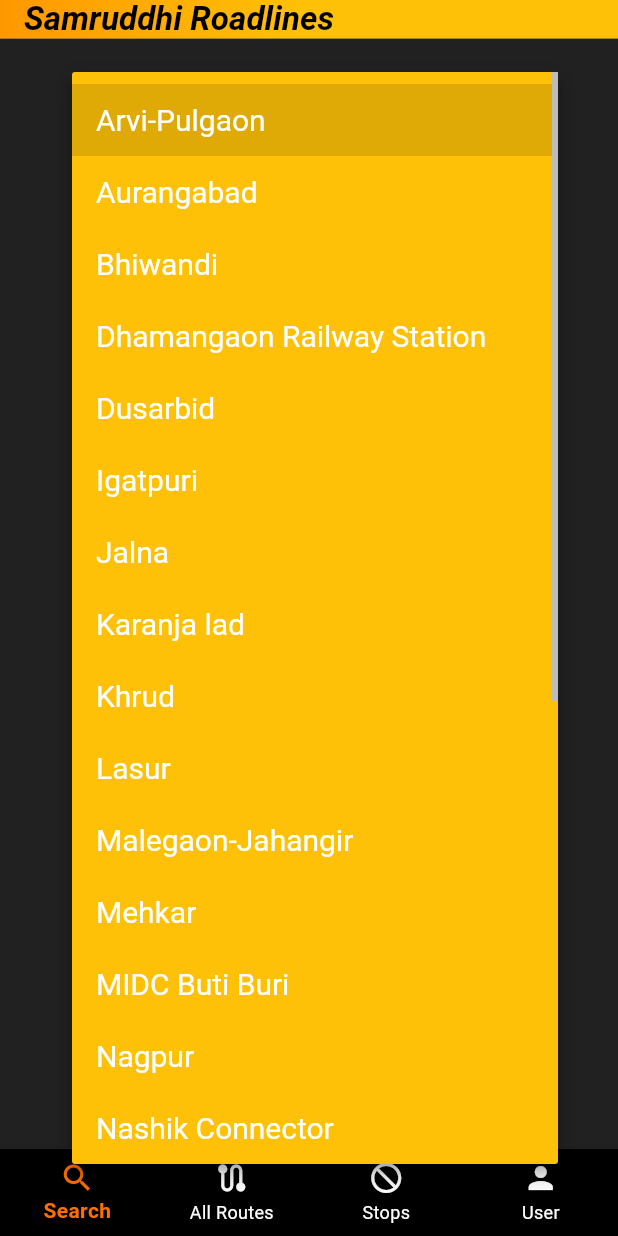
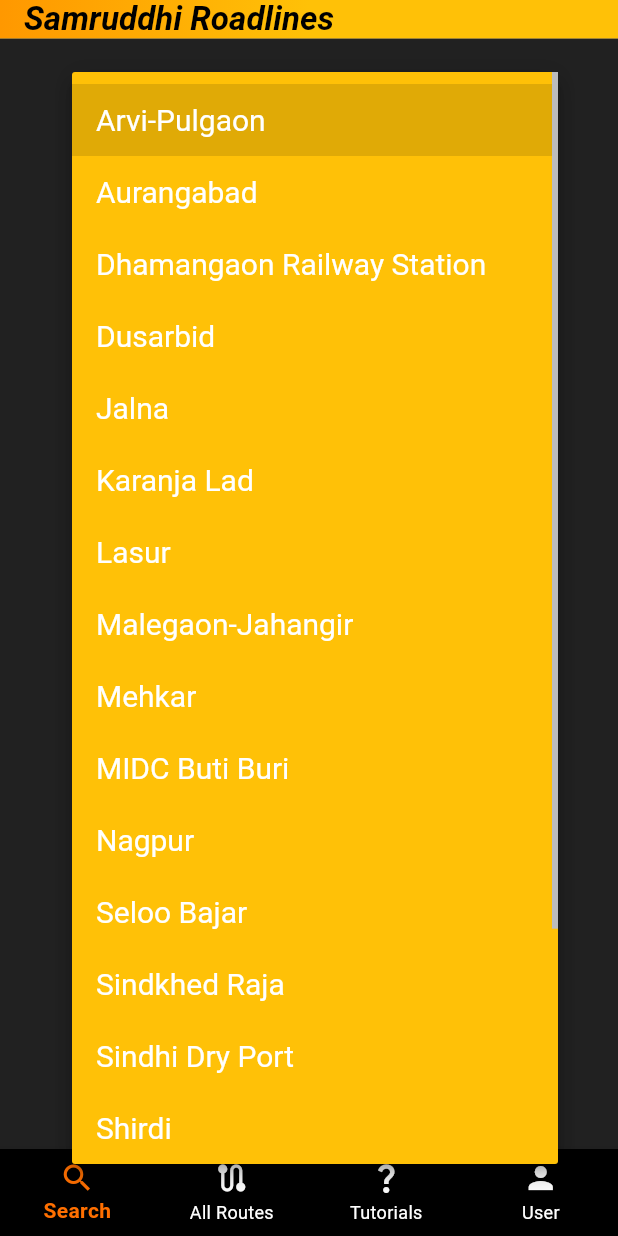
Before and after one commit to COffeebean2610/Project-SHW, a Flutter app: the screen it shows once a user with an empty profile is signed in, after a tap on "Select From", on a phone screen of 412 x 824 dp. Run offline on Flutter 3.47's test engine with Material 3 defaults, Android fonts, the phone set to English and light mode, and no system bars; our stand-ins replace carousel_slider, cloud_firestore, firebase_auth, firebase_core, fluttertoast, google_sign_in; accounts and stored records are empty; network calls fail; Roboto replaces fonts that are missing (Times New Roman).

Commit message:
minor changes

```diff
--- a/lib/pages/home.dart
+++ b/lib/pages/home.dart
@@ -68,8 +68,8 @@
             backgroundColor: Colors.amberAccent,
           ),
           BottomNavigationBarItem(
-            icon: Icon(Icons.not_interested),
-            label: 'Stops',
+            icon: Icon(Icons.question_mark_sharp),
+            label: 'Tutorials',
             backgroundColor: Colors.redAccent,
           ),
           BottomNavigationBarItem(
--- a/lib/search_screen/search_screen.dart
+++ b/lib/search_screen/search_screen.dart
@@ -21,26 +21,19 @@
 
     "Arvi-Pulgaon",
     "Aurangabad",
-    "Bhiwandi",
     "Dhamangaon Railway Station",
     "Dusarbid",
-    "Igatpuri",
     "Jalna",
-    "Karanja lad",
-    "Khrud",
+    "Karanja Lad",
     "Lasur",
     "Malegaon-Jahangir",
     "Mehkar",
     "MIDC Buti Buri",
     "Nagpur",
-    "Nashik Connector",
-    "Seloo Bazar",
-    "Sindhkhed Raja",
+    "Seloo Bajar",
+    "Sindkhed Raja",
     "Sindhi Dry Port",
-    "Shahpur",
-    "Shendra MIDC",
     "Shirdi",
-    "Sinnar",
     "Verul",
     "Vaijapur",
     "Wardha",
--- a/pubspec.yaml
+++ b/pubspec.yaml
@@ -50,6 +50,7 @@
   animations: ^2.0.11
   geolocator: ^11.0.0
   http: ^1.2.1
+  carousel_slider: ^4.2.1
 
 dev_dependencies:
   flutter_test:
@@ -76,6 +77,7 @@
   # To add assets to your application, add an assets section, like this:
   assets:
     - assets/images/
+    - assets/tutorial/
   #   - images/a_dot_burr.jpeg
   #   - images/a_dot_ham.jpeg
 
```
Also changed, not shown: lib/pages/details_screen.dart (+4 -33 lines), lib/pages/petrol_pumps.dart (+31 -4 lines), lib/search_screen/search_function.dart (+21 -10 lines), assets/tutorial/1.png (added), assets/tutorial/2.png (added), assets/tutorial/3.png (added), assets/tutorial/4.png (added), assets/tutorial/5.png (added), assets/tutorial/6.png (added), assets/tutorial/7.png (added), pubspec.lock.
